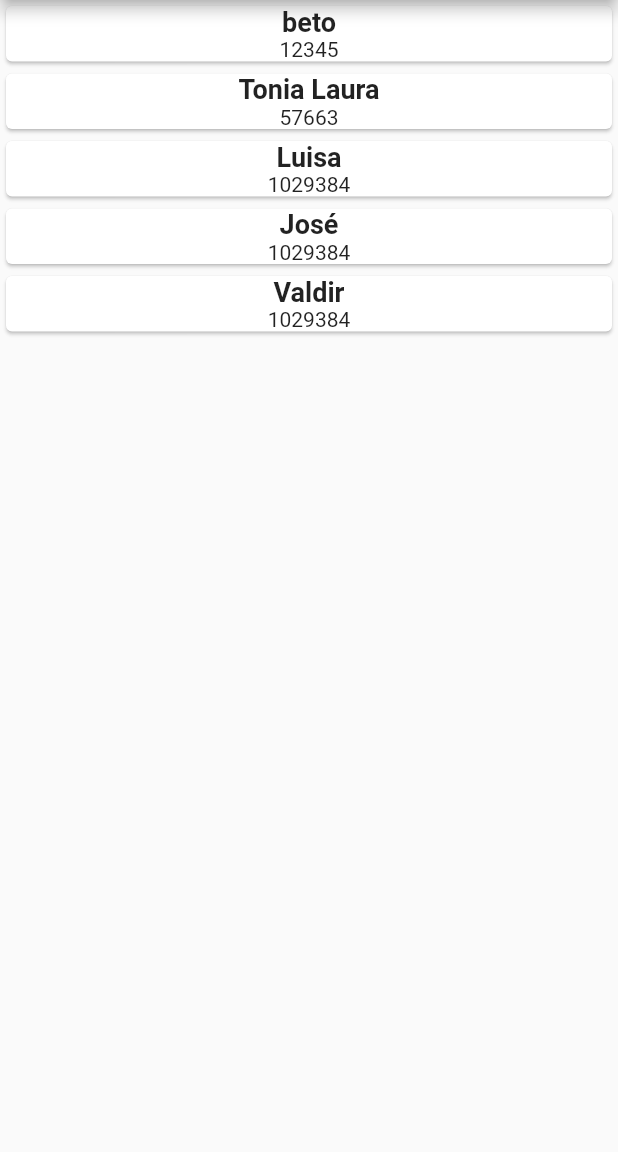
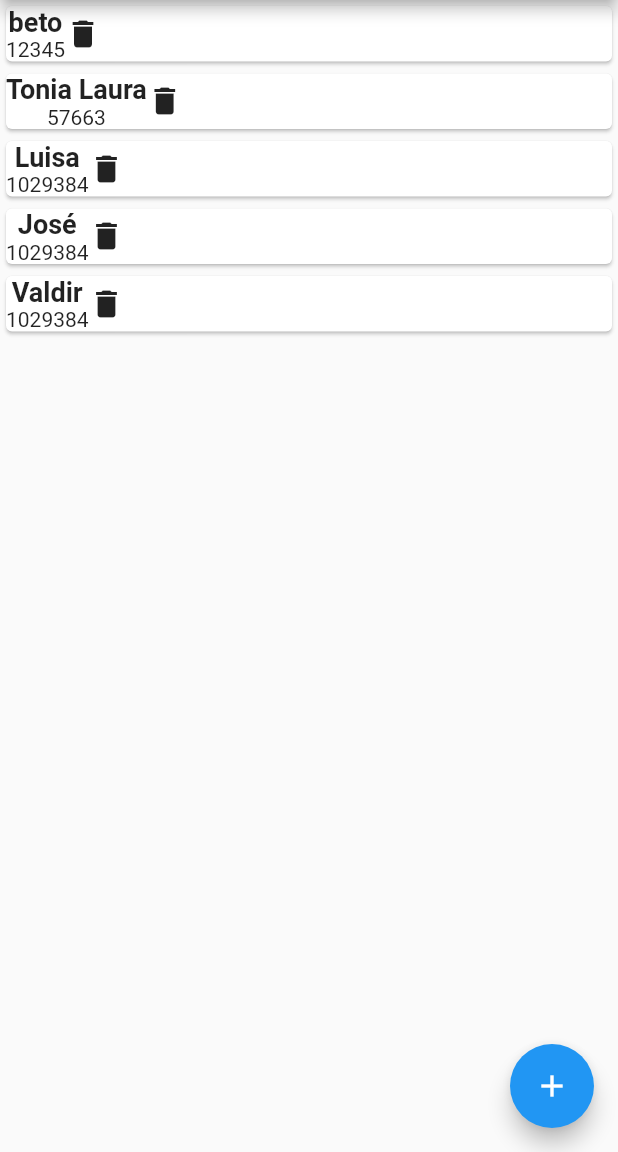
Before and after one commit to robertoalam/flutter-carwashing, a Flutter app: the clienteListTela screen opened directly, on a phone screen of 412 x 824 dp, the part 84-1236 px from its top. Run offline on Flutter 3.47's test engine with Material 2 defaults, Android fonts, the phone set to English and light mode, and no system bars; our stand-ins replace datetime_picker_formfield, sqflite; accounts and stored records are empty.

Commit message:
refatorado models e telas

```diff
--- a/lib/helper/database.dart
+++ b/lib/helper/database.dart
@@ -38,7 +38,7 @@ class DatabaseHelper {
 
   // SQL code to create the database table
   Future _onCreate(Database db, int version) async {
-    await db.execute(''' CREATE TABLE IF NOT EXISTS cliente ( id INTEGER PRIMARY KEY, nome TEXT NOT NULL, telefone TEXT NOT NULL ); ''');
+    await db.execute(''' CREATE TABLE IF NOT EXISTS cliente ( _id INTEGER PRIMARY KEY AUTOINCREMENT, nome TEXT NOT NULL, telefone TEXT NOT NULL ); ''');
     await db.execute(''' CREATE TABLE IF NOT EXISTS servico ( id INTEGER PRIMARY KEY, nome TEXT NOT NULL); ''');
     await db.execute(''' CREATE TABLE IF NOT EXISTS agenda (id INTEGER PRIMARY KEY, cliente INT NOT NULL, dt_servico VARCHAR(10) NOT NULL , hr_servico VARCHAR(5) NOT NULL , cd_servico INT NOT NULL , dt_create TEXT DEFAULT CURRENT_TIMESTAMP); ''');
     popularTabelaCliente(db);
--- a/lib/telas/agendaEditTela.dart
+++ b/lib/telas/agendaEditTela.dart
@@ -34,7 +34,7 @@ class _agendaEditTelaState extends State<agendaEditTela> {
   }
 
   _buscarClientes() async {
-    ClienteModel cliente = new ClienteModel(1,"teste","teste");
+    ClienteModel cliente = new ClienteModel();
     _clientesTeste = await cliente.buscar();
     setState(() {
       _dropDownMenuItemsClientes = getDropDownMenuItemsClientes(_clientesTeste);
--- a/lib/telas/agendaListTela.dart
+++ b/lib/telas/agendaListTela.dart
@@ -35,6 +35,7 @@ class _agendaListTelaState extends State<agendaListTela> {
   @override
   Widget build(BuildContext context) {
     return Scaffold(
+
         appBar: AppBar(
           title: Text("Lista de Clientes"),
         ),
--- a/lib/telas/clienteListTela.dart
+++ b/lib/telas/clienteListTela.dart
@@ -1,39 +1,46 @@
 import 'package:flutter/material.dart';
 import 'package:flutter_carwashing/helper/database.dart';
 import 'package:flutter_carwashing/model/clienteModel.dart';
+import 'package:flutter_carwashing/telas/clienteEditTela.dart';
 
 class clienteListTela extends StatefulWidget {
+
   @override
   _clienteListTelaState createState() => _clienteListTelaState();
 }
 
 class _clienteListTelaState extends State<clienteListTela> {
   final dbHelper = DatabaseHelper.instance;
-  var clientes = new List<ClienteModel>();
-
+  var _clientes = new List<ClienteModel>();
+  ClienteModel cliente = new ClienteModel();
   @override
   void initState() {
     // TODO: implement initState
     super.initState();
     _getClientes();
+    print('ENTROU INIT STATE');
   }
 
   _getClientes() async {
-    ClienteModel cliente = new ClienteModel(2,"teste","teste");
-    clientes = await cliente.buscar() ;
+
+    _clientes = await cliente.buscar() ;
     setState(() {
-      clientes;
+      _clientes;
     });
   }
 
   @override
   Widget build(BuildContext context) {
     return Scaffold(
+      floatingActionButton: FloatingActionButton(
+        child: Icon(Icons.add),
+        onPressed: ()=> Navigator.push(context, MaterialPageRoute( builder: (context) => clienteEditTela() ) ),
+      ),
       appBar: AppBar(
         title: Text("Lista de Clientes"),
       ),
         body: ListView.builder(
-        itemCount: clientes.length,
+        itemCount: _clientes.length,
         itemBuilder: (BuildContext context, int index) {
           return _cardCliente(context, index);
         },
@@ -41,15 +48,44 @@ class _clienteListTelaState extends State<clienteListTela> {
     );
   }
 
-  _cardCliente(BuildContext context,int index){
-    return Card(
-      child: Column(
-        mainAxisAlignment: MainAxisAlignment.start,
+  _cardCliente(BuildContext context , int index){
+    return
+    Card(
+      child: Row(
         children: [
-          Text(clientes[index].nome,style: TextStyle(fontSize: 18,fontWeight: FontWeight.w700),),
-          Text(clientes[index].telefone),
+          Container(
+            child: GestureDetector(
+              onTap: () => Navigator.push(context, MaterialPageRoute( builder: (context) => clienteEditTela(cliente: _clientes[index] ) ) ),
+              child: Column(
+                children: [
+                Text(_clientes[index].nome,style: TextStyle(fontSize: 18,fontWeight: FontWeight.w700),),
+                  Text(_clientes[index].telefone),
+                ],
+              ),
+            ),
+          ),
+          Container(
+            child: GestureDetector(
+              onTap: () => {
+                _deletar( index ),
+              },
+              child: Column(
+                children: [
+                  Icon(Icons.delete),
+                ],
+              ),
+            ),
+          ),
         ],
       ),
     );
   }
+
+  _deletar( index ) {
+    _clientes[index].delete(  _clientes[index].id );
+    _clientes.removeAt(index);
+    setState(() {
+      _clientes;
+    });
+  }
 }
```
Also changed, not shown: lib/model/clienteModel.dart (+33 -14 lines), lib/telas/clienteEditTela.dart (+35 -9 lines), lib/telas/servicoListTela.dart (+13 -13 lines).
